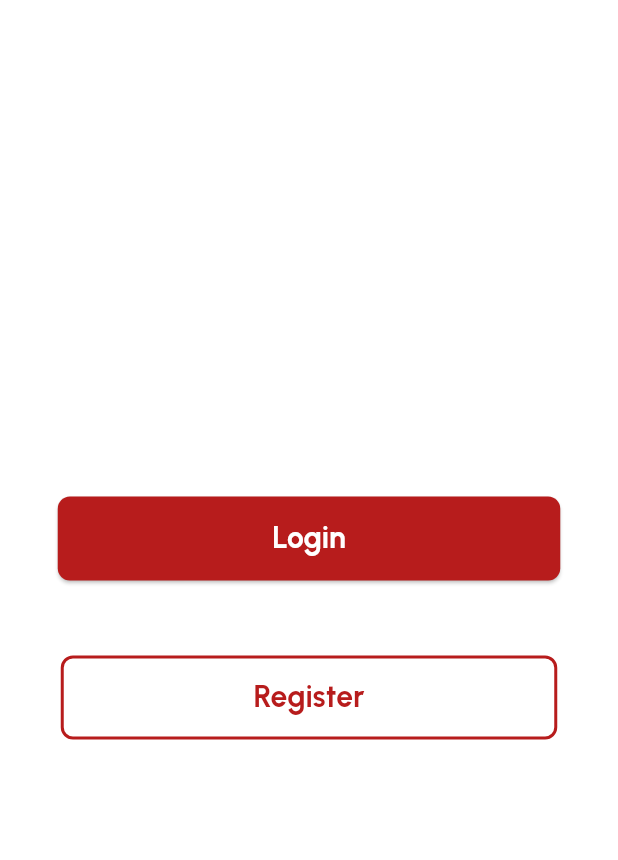
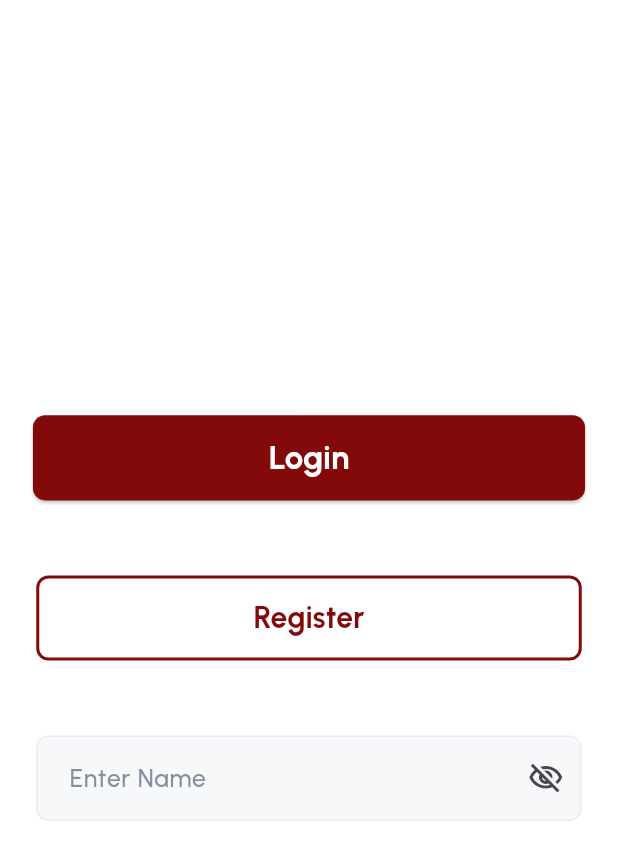
Before and after one commit to essammetwally1/finance_app, a Flutter app: the screen it shows after launch, on a phone screen of 412 x 824 dp. Shown: the top 860 px of the screen. Run offline on Flutter 3.47's test engine with Material 3 defaults, Android fonts, the phone set to English and light mode, and no system bars; our stand-ins replace flutter_screenutil.

Commit message:
Custon Textfeild text password Done

```diff
--- a/lib/core/styling/app_color.dart
+++ b/lib/core/styling/app_color.dart
@@ -1,7 +1,7 @@
 import 'dart:ui';
 
 class AppColor {
-  static const primary = Color(0xFFB71C1C); // very dark red
+  static const primary = Color.fromARGB(255, 131, 10, 10); // very dark red
   static const gray = Color(0xff8391A1);
   static const subGray = Color(0xff9CA4AB);
   static const black = Color(0xff1F2C37);
--- /dev/null
+++ b/lib/core/widgets/custom_text_feild.dart
@@ -0,0 +1,51 @@
+import 'package:finance_app/core/styling/app_color.dart';
+import 'package:flutter/material.dart';
+import 'package:flutter_screenutil/flutter_screenutil.dart';
+
+class CustomTextFeild extends StatelessWidget {
+  final String? title;
+  final bool? isPassword;
+  final IconButton? icon;
+  const CustomTextFeild({
+    super.key,
+    this.title,
+    this.isPassword = false,
+    this.icon,
+  });
+
+  @override
+  Widget build(BuildContext context) {
+    return SizedBox(
+      height: 56.h,
+      width: 331.w,
+
+      child: TextField(
+        obscuringCharacter: '*',
+        obscureText: isPassword ?? false,
+        style: TextStyle(color: AppColor.black, fontSize: 18),
+        cursorColor: AppColor.primary,
+        decoration: InputDecoration(
+          hintText: title ?? '',
+          hintStyle: TextStyle(
+            color: Color(0xFF8391A1),
+            fontSize: 15.sp,
+            fontWeight: FontWeight.w500,
+          ),
+          filled: true,
+          fillColor: Color(0xFFF7F8F9),
+          contentPadding: EdgeInsets.all(18),
+
+          enabledBorder: OutlineInputBorder(
+            borderRadius: BorderRadius.circular(8),
+            borderSide: BorderSide(color: Color(0xFFE8ECF4)),
+          ),
+          focusedBorder: OutlineInputBorder(
+            borderRadius: BorderRadius.circular(8),
+            borderSide: BorderSide(color: AppColor.primary),
+          ),
+          suffixIcon: icon,
+        ),
+      ),
+    );
+  }
+}
--- a/lib/core/widgets/eleveted_button.dart
+++ b/lib/core/widgets/eleveted_button.dart
@@ -23,7 +23,7 @@ class ElevetedButtonWidget extends StatelessWidget {
           borderRadius: BorderRadiusGeometry.circular(8.r),
         ),
         backgroundColor: backgroundColor ?? AppColor.primary,
-        fixedSize: Size(335, 56),
+        fixedSize: Size(335.w, 56.h),
       ),
 
       onPressed: () {},
@@ -32,7 +32,7 @@ class ElevetedButtonWidget extends StatelessWidget {
         title ?? '',
         style: TextStyle(
           color: textColor ?? Colors.white,
-          fontSize: fontSize ?? 15,
+          fontSize: fontSize?.sp ?? 15.sp,
           fontWeight: FontWeight.w800,
         ),
       ),
--- a/lib/core/widgets/outline_button.dart
+++ b/lib/core/widgets/outline_button.dart
@@ -24,7 +24,7 @@ class OutlinedButtonWidget extends StatelessWidget {
           borderRadius: BorderRadiusGeometry.circular(8.r),
         ),
         // backgroundColor: backgroundColor ?? AppColor.primary,
-        fixedSize: Size(331, 56),
+        fixedSize: Size(331.w, 56.h),
       ),
 
       onPressed: () {},
--- /dev/null
+++ b/lib/home_screen.dart
@@ -0,0 +1,51 @@
+import 'package:finance_app/core/widgets/custom_text_feild.dart';
+import 'package:finance_app/core/widgets/eleveted_button.dart';
+import 'package:finance_app/core/widgets/outline_button.dart';
+import 'package:flutter/material.dart';
+
+class HomeScreen extends StatefulWidget {
+  static const String routeName = '/home';
+
+  HomeScreen({super.key});
+
+  @override
+  State<HomeScreen> createState() => _HomeScreenState();
+}
+
+class _HomeScreenState extends State<HomeScreen> {
+  bool isPassword = false;
+
+  @override
+  Widget build(BuildContext context) {
+    return Scaffold(
+      body: SizedBox(
+        width: double.infinity,
+        child: Column(
+          mainAxisAlignment: MainAxisAlignment.center,
+          crossAxisAlignment: CrossAxisAlignment.center,
+          children: [
+            ElevetedButtonWidget(title: 'Login', fontSize: 20),
+            SizedBox(height: 50),
+
+            OutlinedButtonWidget(title: 'Register', fontSize: 20),
+            SizedBox(height: 50),
+            CustomTextFeild(
+              title: 'Enter Name',
+              isPassword: isPassword,
+              icon: IconButton(
+                onPressed: () {
+                  setState(() {
+                    isPassword = !isPassword;
+                  });
+                },
+                icon: isPassword
+                    ? Icon(Icons.remove_red_eye_outlined)
+                    : Icon(Icons.visibility_off_outlined),
+              ),
+            ),
+          ],
+        ),
+      ),
+    );
+  }
+}
--- a/lib/main.dart
+++ b/lib/main.dart
@@ -1,6 +1,5 @@
 import 'package:finance_app/core/styling/app_theme.dart';
-import 'package:finance_app/core/widgets/eleveted_button.dart';
-import 'package:finance_app/core/widgets/outline_button.dart';
+import 'package:finance_app/home_screen.dart';
 import 'package:flutter/material.dart';
 import 'package:flutter_screenutil/flutter_screenutil.dart';
 
@@ -46,31 +45,7 @@ class FinanceApp extends StatelessWidget {
         );
       },
 
-      child: const HomeScreen(),
+      child: HomeScreen(),
     );
   }
 }
-
-class HomeScreen extends StatelessWidget {
-  static const String routeName = '/home';
-  const HomeScreen({super.key});
-
-  @override
-  Widget build(BuildContext context) {
-    return Scaffold(
-      body: SizedBox(
-        width: double.infinity,
-        child: Column(
-          mainAxisAlignment: MainAxisAlignment.center,
-          crossAxisAlignment: CrossAxisAlignment.center,
-          children: [
-            ElevetedButtonWidget(title: 'Login', fontSize: 20),
-            SizedBox(height: 50),
-
-            OutlinedButtonWidget(title: 'Register', fontSize: 20),
-          ],
-        ),
-      ),
-    );
-  }
-}
```
